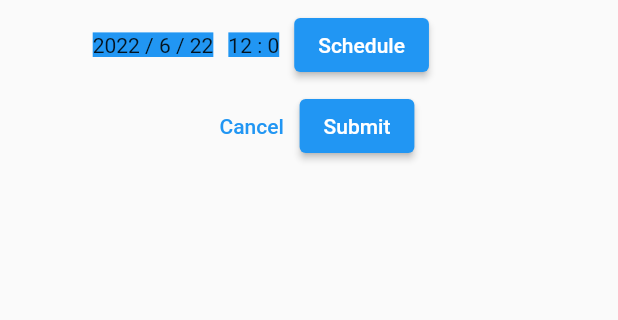
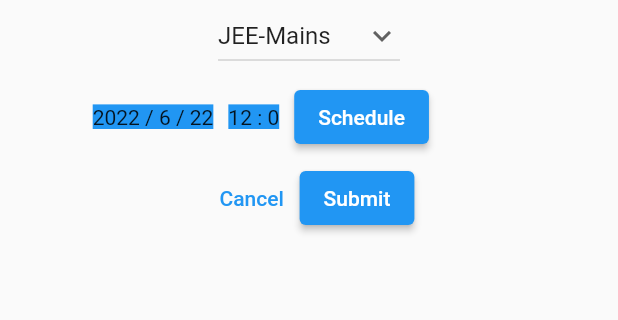
Before and after one commit to Kamalkvaishnav/Quizzi-App-, a Flutter app: the CreateQuiz screen opened directly with empty values, after a tap on "Submit", on a phone screen of 412 x 824 dp, the part 144-464 px from its top. Run offline on Flutter 3.47's test engine with Material 2 defaults, Android fonts, the phone set to English and light mode, and no system bars; our stand-ins replace cloud_firestore, firebase_auth, firebase_core; accounts and stored records are empty.

Commit message:
batch added

```diff
--- a/quizzapp/lib/DataBase/databaseManager.dart
+++ b/quizzapp/lib/DataBase/databaseManager.dart
@@ -53,12 +53,13 @@ class DatabaseManager {
   }
 
   Future<void> createQuiz(String quizName, String subject, String teacherEmail,
-      List<dynamic> questionList, DateTime dateTime) async {
+      List<dynamic> questionList, DateTime dateTime, String batch) async {
     Map<String, dynamic> infoMap = {
       'TeacherEmail': teacherEmail,
       'Subject': subject,
       'QuizName': quizName,
-      'Date & Time': dateTime
+      'Date & Time': dateTime,
+      'Batch' : batch
     };
 
     await quizzes
--- a/quizzapp/lib/ScreenUI/TeacherUI/Quizzes/createQuiz.dart
+++ b/quizzapp/lib/ScreenUI/TeacherUI/Quizzes/createQuiz.dart
@@ -16,6 +16,8 @@ class _CreateQuizState extends State<CreateQuiz> {
   List<dynamic> selectedquestion = [];
   TextEditingController quizNameController = TextEditingController();
   DateTime dateTime = DateTime(2022, 6, 22, 12, 0);
+  var batchName = ['JEE-Mains', 'CBSE 11-12th'];
+  String dropdownvalue = 'JEE-Mains';
 
   void _itemChange(dynamic itemValue, bool isSelected) {
     setState(() {
@@ -33,7 +35,7 @@ class _CreateQuizState extends State<CreateQuiz> {
 
   _submit() {
     DatabaseManager().createQuiz(quizNameController.text.trim(), widget.subject,
-        widget.teacherEmail, selectedquestion, dateTime);
+        widget.teacherEmail, selectedquestion, dateTime, dropdownvalue);
     print("Quizz Created !!");
   }
 
@@ -102,6 +104,28 @@ class _CreateQuizState extends State<CreateQuiz> {
                     hintText: 'Quizz Name', border: OutlineInputBorder()),
               ),
             ),
+            DropdownButton(
+              // Initial Value
+              value: dropdownvalue,
+
+              // Down Arrow Icon
+              icon: const Icon(Icons.keyboard_arrow_down),
+
+              // Array list of items
+              items: batchName.map((String batchName) {
+                return DropdownMenuItem(
+                  value: batchName,
+                  child: Text(batchName),
+                );
+              }).toList(),
+              // After selecting the desired option,it will
+              // change button value to selected value
+              onChanged: (String? newValue) {
+                setState(() {
+                  dropdownvalue = newValue!;
+                });
+              },
+            ),
             SizedBox(
               width: MediaQuery.of(context).size.width * 0.7,
               height: 60,
@@ -118,7 +142,6 @@ class _CreateQuizState extends State<CreateQuiz> {
                   ElevatedButton(
                       onPressed: () async {
                         pickDateTime();
-
                       },
                       child: Text("Schedule"))
                 ],
--- a/quizzapp/lib/ScreenUI/TeacherUI/Quizzes/quizCard.dart
+++ b/quizzapp/lib/ScreenUI/TeacherUI/Quizzes/quizCard.dart
@@ -63,9 +63,9 @@ class _QuizListCardState extends State<QuizListCard> {
                       ),
                     ),
                   ),
-                  SizedBox(width: 30,),
+                  const SizedBox(width: 30,),
                   Text("${widget.dateTime.toDate().hour}:${widget.dateTime.toDate().minute}"),
-                  SizedBox(width: 30,),
+                  const SizedBox(width: 30,),
                   Text(widget.batch)
                 ],
               ),
```
Also changed, not shown: quizzapp/lib/ScreenUI/TeacherUI/Quizzes/newQuizzes.dart (+12 -6 lines), quizzapp/lib/ScreenUI/TeacherUI/Quizzes/oldQuizzes.dart (+14 -5 lines).
